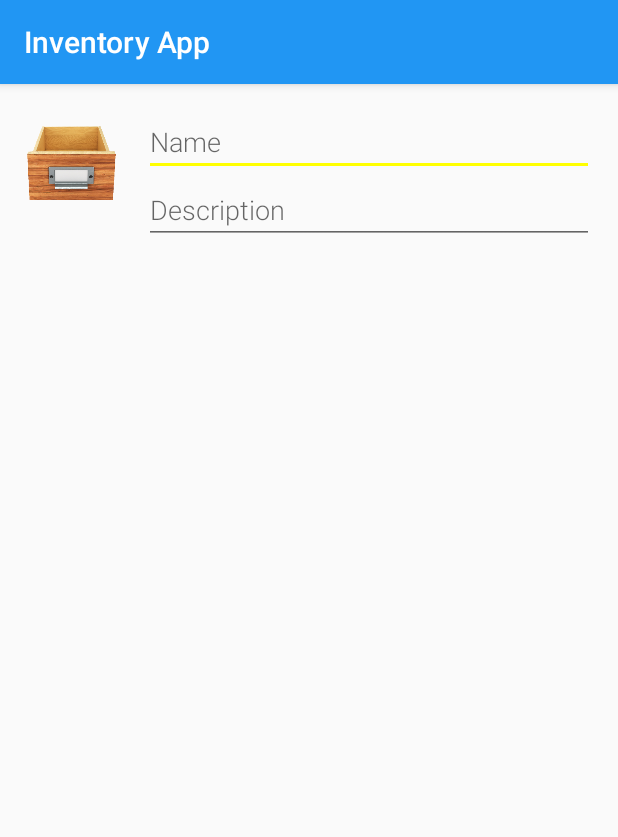
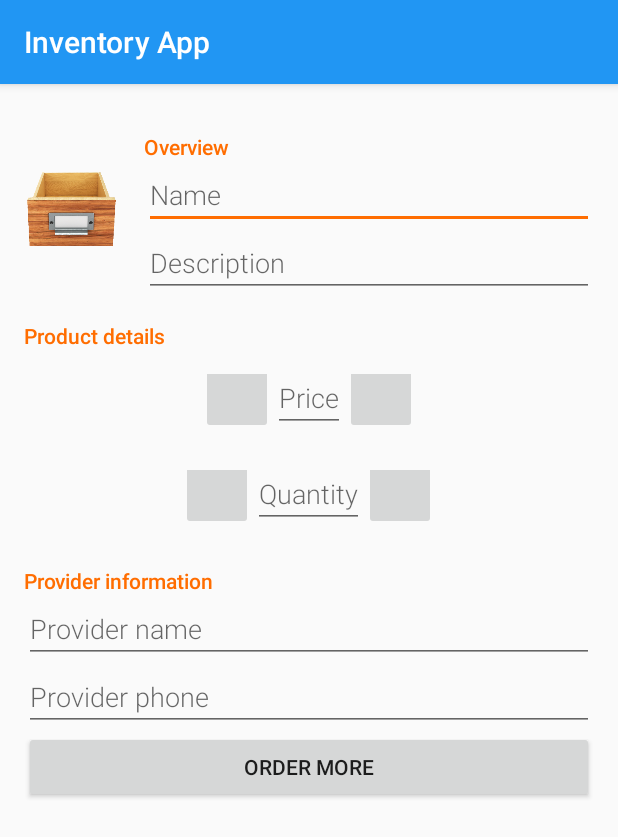
Before and after one commit to VIcuko/Android-InventoryApp, an Android app: the EditorActivity screen opened directly, with no data from a screen before it, on a phone screen of 412 x 824 dp. Shown: the top 837 px of the screen. Run offline under Robolectric (Android 15) with nearby library versions, the phone set to English and light mode, and no system bars.

Commit message:
Design and fill activity_editor layout with corresponding strings, styles, colors and dimens

```diff
--- a/app/src/main/res/layout/activity_editor.xml
+++ b/app/src/main/res/layout/activity_editor.xml
@@ -15,28 +15,137 @@
         <ImageView
             android:layout_width="@dimen/product_image_side"
             android:layout_height="@dimen/product_image_side"
+            android:layout_gravity="center_vertical"
             android:background="@drawable/ic_empty_inventory" />
 
         <LinearLayout
+            android:id="@+id/container_overview"
             android:layout_width="0dp"
+            android:layout_height="wrap_content"
             android:layout_weight="2"
-            android:layout_height="wrap_content"
             android:orientation="vertical"
             android:paddingLeft="@dimen/horizontal_padding">
 
+            <TextView
+                style="@style/CategoryStyle"
+                android:layout_width="wrap_content"
+                android:text="@string/category_overview" />
+
             <EditText
-                android:id="@+id/edit_pet_name"
+                android:id="@+id/edit_product_name"
+                style="@style/EditorFieldStyle"
                 android:hint="@string/hint_product_name"
-                android:inputType="textCapWords"
-                style="@style/EditorFieldStyle" />
+                android:inputType="textCapWords" />
 
-            <!-- Breed field -->
             <EditText
-                android:id="@+id/edit_pet_breed"
+                android:id="@+id/edit_product_breed"
+                style="@style/EditorFieldStyle"
                 android:hint="@string/hint_product_description"
-                android:inputType="textMultiLine"
-                style="@style/EditorFieldStyle" />
+                android:inputType="textMultiLine" />
 
+        </LinearLayout>
+    </LinearLayout>
+
+    <LinearLayout
+        android:id="@+id/container_details"
+        android:layout_width="match_parent"
+        android:layout_height="wrap_content"
+        android:orientation="vertical">
+
+        <TextView
+            style="@style/CategoryStyle"
+            android:text="@string/category_product_details" />
+
+
+        <RelativeLayout
+            android:layout_width="match_parent"
+            android:layout_height="wrap_content"
+            android:paddingTop="@dimen/vertical_padding">
+
+            <EditText
+                android:id="@+id/edit_product_price"
+                style="@style/EditorFieldStyle"
+                android:layout_width="wrap_content"
+                android:layout_centerInParent="true"
+                android:hint="@string/hint_product_price"
+                android:inputType="numberDecimal" />
+
+            <ImageButton
+                android:id="@+id/minus_price_button"
+                android:layout_width="@dimen/sum_button_side"
+                android:layout_height="@dimen/sum_button_side"
+                android:layout_centerVertical="true"
+                android:layout_toLeftOf="@id/edit_product_price" />
+
+            <ImageButton
+                android:id="@+id/plus_price_button"
+                android:layout_width="@dimen/sum_button_side"
+                android:layout_height="@dimen/sum_button_side"
+                android:layout_centerVertical="true"
+                android:layout_toRightOf="@id/edit_product_price" />
+
+        </RelativeLayout>
+
+        <RelativeLayout
+            android:layout_width="match_parent"
+            android:layout_height="wrap_content"
+            android:paddingTop="@dimen/vertical_padding">
+
+            <EditText
+                android:id="@+id/edit_product_quantity"
+                style="@style/EditorFieldStyle"
+                android:layout_width="wrap_content"
+                android:layout_centerInParent="true"
+                android:hint="@string/hint_product_quantity"
+                android:inputType="number" />
+
+            <ImageButton
+                android:id="@+id/minus_quantity_button"
+                android:layout_width="@dimen/sum_button_side"
+                android:layout_height="@dimen/sum_button_side"
+                android:layout_centerVertical="true"
+                android:layout_toLeftOf="@id/edit_product_quantity" />
+
+            <ImageButton
+                android:id="@+id/plus_quantity_button"
+                android:layout_width="@dimen/sum_button_side"
+                android:layout_height="@dimen/sum_button_side"
+                android:layout_centerVertical="true"
+                android:layout_toRightOf="@id/edit_product_quantity" />
+        </RelativeLayout>
+    </LinearLayout>
+
+    <LinearLayout
+        android:id="@+id/container_provider_info"
+        android:layout_width="match_parent"
+        android:layout_height="wrap_content"
+        android:orientation="vertical">
+
+        <TextView
+            style="@style/CategoryStyle"
+            android:text="@string/category_provider_info" />
+
+        <LinearLayout
+            android:layout_width="match_parent"
+            android:layout_height="wrap_content"
+            android:orientation="vertical">
+
+            <EditText
+                android:id="@+id/edit_provider_name"
+                style="@style/EditorFieldStyle"
+                android:hint="@string/hint_provider_name"
+                android:inputType="textCapWords" />
+
+            <EditText
+                android:id="@+id/edit_provider_phone"
+                style="@style/EditorFieldStyle"
+                android:hint="@string/hint_provider_phone"
+                android:inputType="textCapWords" />
+
+            <Button
+                android:layout_width="match_parent"
+                android:layout_height="wrap_content"
+                android:text="@string/order_more_button"/>
         </LinearLayout>
 
     </LinearLayout>
--- a/app/src/main/res/values/colors.xml
+++ b/app/src/main/res/values/colors.xml
@@ -2,7 +2,7 @@
 <resources>
     <color name="colorPrimary">#2196F3</color>
     <color name="colorPrimaryDark">#0D47A1</color>
-    <color name="colorAccent">#FFFF00</color>
+    <color name="colorAccent">#FF6D00</color>
 
     <color name="empty_view_title">#42A5F5</color>
     <color name="empty_view_subtitle">#64B5F6</color>
--- a/app/src/main/res/values/dimens.xml
+++ b/app/src/main/res/values/dimens.xml
@@ -9,4 +9,6 @@
     <dimen name="product_image_side">64dp</dimen>
 
     <dimen name="fab_margin">16dp</dimen>
+
+    <dimen name="sum_button_side">48dp</dimen>
 </resources>
--- a/app/src/main/res/values/strings.xml
+++ b/app/src/main/res/values/strings.xml
@@ -7,4 +7,17 @@
     <!--Editor activity fields to be filled by user hints-->
     <string name="hint_product_name">Name</string>
     <string name="hint_product_description">Description</string>
+    <string name="hint_product_price">Price</string>
+    <string name="hint_product_quantity">Quantity</string>
+    <string name="hint_provider_name">Provider name</string>
+    <string name="hint_provider_phone">Provider phone</string>
+
+    <!--Editor activity categories text-->
+    <string name="category_overview">Overview</string>
+    <string name="category_product_details">Product details</string>
+    <string name="category_provider_info">Provider information</string>
+    <string name="currency">€</string>
+    <string name="order_more_button">Order more</string>
+
+
 </resources>
--- a/app/src/main/res/values/styles.xml
+++ b/app/src/main/res/values/styles.xml
@@ -17,8 +17,7 @@
 
     <style name="CategoryStyle">
         <item name="android:layout_height">wrap_content</item>
-        <item name="android:layout_width">0dp</item>
-        <item name="android:layout_weight">1</item>
+        <item name="android:layout_width">wrap_content</item>
         <item name="android:paddingTop">16dp</item>
         <item name="android:textColor">@color/colorAccent</item>
         <item name="android:fontFamily">sans-serif-medium</item>
```
